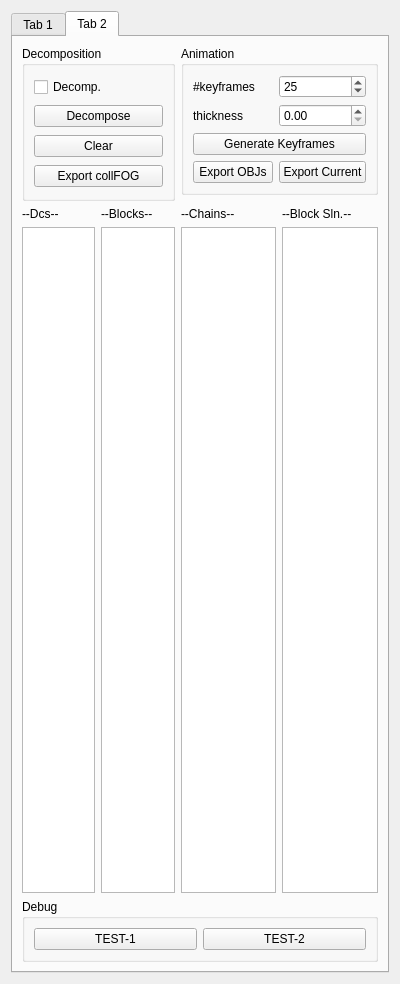
Qt form FoldPlugin/FdWidget.ui (letienhung/fold-hcc) before a commit.
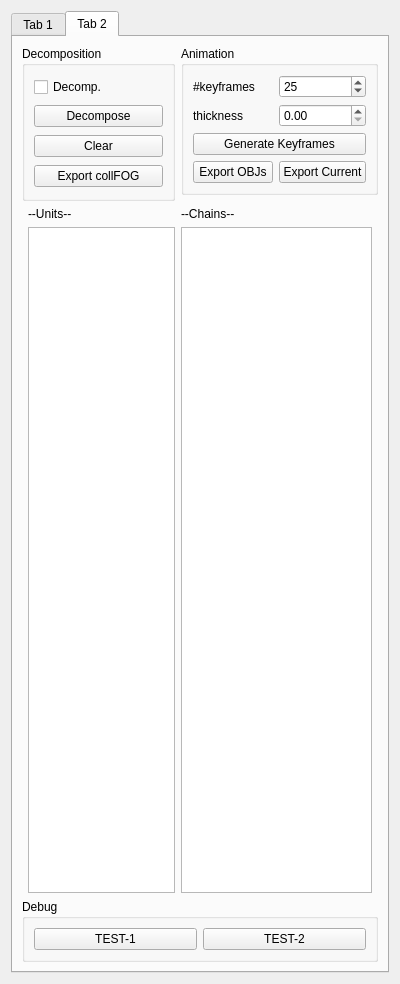
The same form after that commit. The open tabs and pages were chosen to show the change.

```diff
--- a/FoldPlugin/FdWidget.ui
+++ b/FoldPlugin/FdWidget.ui
@@ -600,24 +600,10 @@
          </layout>
         </widget>
        </item>
-       <item row="2" column="0">
-        <widget class="QLabel" name="label_7">
-         <property name="text">
-          <string>--Dcs--</string>
-         </property>
-        </widget>
-       </item>
-       <item row="2" column="3">
-        <widget class="QLabel" name="label_11">
-         <property name="text">
-          <string>--Block Sln.--</string>
-         </property>
-        </widget>
-       </item>
        <item row="2" column="1">
         <widget class="QLabel" name="label_8">
          <property name="text">
-          <string>--Blocks--</string>
+          <string>--Units--</string>
          </property>
         </widget>
        </item>
@@ -629,17 +615,11 @@
         </widget>
        </item>
        <item row="3" column="1">
-        <widget class="QListWidget" name="blockList"/>
-       </item>
-       <item row="3" column="3">
-        <widget class="QListWidget" name="slnList"/>
+        <widget class="QListWidget" name="unitList"/>
        </item>
        <item row="3" column="2">
         <widget class="QListWidget" name="chainList"/>
        </item>
-       <item row="3" column="0">
-        <widget class="QListWidget" name="dcList"/>
-       </item>
        <item row="4" column="0" colspan="4">
         <widget class="QGroupBox" name="groupBox_6">
          <property name="title">
```
Left out of the diff: 4 changed lines with no effect on the pictures.
